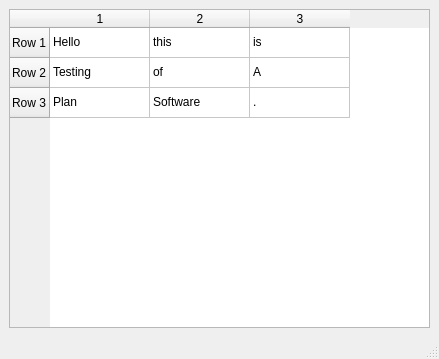
Above: AutoCADDB/planningtable.ui from DB-Netz-AutomatedPlanning/AutoPlan-QT before the change. Below: the same form after it.
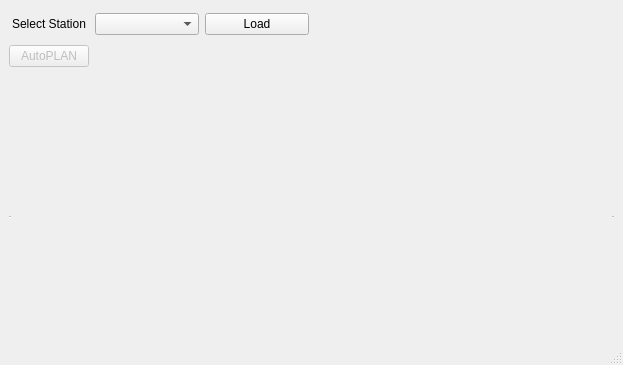
That is the form after the change.

What changed in the file:
```diff
--- a/AutoCADDB/planningtable.ui
+++ b/AutoCADDB/planningtable.ui
@@ -9,93 +9,131 @@
    <rect>
     <x>0</x>
     <y>0</y>
-    <width>439</width>
-    <height>359</height>
+    <width>623</width>
+    <height>365</height>
    </rect>
   </property>
   <property name="windowTitle">
    <string>Planning</string>
   </property>
   <widget class="QWidget" name="centralwidget">
-   <layout class="QGridLayout" name="gridLayout">
+   <layout class="QGridLayout" name="gridLayout_3">
     <item row="0" column="0">
-     <widget class="QTableWidget" name="tableWidget">
-      <row>
-       <property name="text">
-        <string>Row 1</string>
-       </property>
-      </row>
-      <row>
-       <property name="text">
-        <string>Row 2</string>
-       </property>
-      </row>
-      <row>
-       <property name="text">
-        <string>Row 3</string>
-       </property>
-      </row>
-      <column>
-       <property name="text">
-        <string>1</string>
-       </property>
-      </column>
-      <column>
-       <property name="text">
-        <string>2</string>
-       </property>
-      </column>
-      <column>
-       <property name="text">
-        <string>3</string>
-       </property>
-      </column>
+     <layout class="QGridLayout" name="gridLayout">
       <item row="0" column="0">
-       <property name="text">
-        <string>Hello</string>
-       </property>
+       <widget class="QLabel" name="lblSelectStation">
+        <property name="text">
+         <string>Select Station</string>
+        </property>
+        <property name="alignment">
+         <set>Qt::AlignCenter</set>
+        </property>
+       </widget>
       </item>
       <item row="0" column="1">
-       <property name="text">
-        <string>this</string>
-       </property>
+       <widget class="QComboBox" name="comboBoxStations"/>
       </item>
       <item row="0" column="2">
-       <property name="text">
-        <string>is</string>
-       </property>
+       <widget class="QPushButton" name="btnLoad">
+        <property name="enabled">
+         <bool>true</bool>
+        </property>
+        <property name="text">
+         <string>Load</string>
+        </property>
+       </widget>
       </item>
       <item row="1" column="0">
-       <property name="text">
-        <string>Testing</string>
-       </property>
+       <widget class="QPushButton" name="btnAutoPLAN">
+        <property name="enabled">
+         <bool>false</bool>
+        </property>
+        <property name="text">
+         <string>AutoPLAN</string>
+        </property>
+       </widget>
       </item>
-      <item row="1" column="1">
-       <property name="text">
-        <string>of</string>
-       </property>
+      <item row="1" column="1" colspan="2">
+       <spacer name="horizontalSpacer">
+        <property name="orientation">
+         <enum>Qt::Horizontal</enum>
+        </property>
+        <property name="sizeHint" stdset="0">
+         <size>
+          <width>214</width>
+          <height>17</height>
+         </size>
+        </property>
+       </spacer>
       </item>
-      <item row="1" column="2">
-       <property name="text">
-        <string>A</string>
-       </property>
+     </layout>
+    </item>
+    <item row="0" column="1">
+     <spacer name="horizontalSpacer_2">
+      <property name="orientation">
+       <enum>Qt::Horizontal</enum>
+      </property>
+      <property name="sizeHint" stdset="0">
+       <size>
+        <width>275</width>
+        <height>62</height>
+       </size>
+      </property>
+     </spacer>
+    </item>
+    <item row="1" column="0" colspan="2">
+     <layout class="QGridLayout" name="gridLayout_2">
+      <item row="0" column="0" colspan="2">
+       <widget class="QLabel" name="lblLocation">
+        <property name="enabled">
+         <bool>false</bool>
+        </property>
+        <property name="font">
+         <font>
+          <family>Segoe Script</family>
+          <pointsize>10</pointsize>
+          <weight>75</weight>
+          <bold>true</bold>
+         </font>
+        </property>
+        <property name="autoFillBackground">
+         <bool>false</bool>
+        </property>
+        <property name="text">
+         <string/>
+        </property>
+        <property name="alignment">
+         <set>Qt::AlignCenter</set>
+        </property>
+       </widget>
       </item>
-      <item row="2" column="0">
-       <property name="text">
-        <string>Plan</string>
-       </property>
+      <item row="1" column="0" colspan="2">
+       <widget class="QTableWidget" name="tableWidget">
+        <property name="enabled">
+         <bool>false</bool>
+        </property>
+        <property name="font">
+         <font>
+          <pointsize>8</pointsize>
+          <weight>75</weight>
+          <bold>true</bold>
+         </font>
+        </property>
+        <property name="frameShape">
+         <enum>QFrame::HLine</enum>
+        </property>
+        <property name="lineWidth">
+         <number>1</number>
+        </property>
+        <property name="gridStyle">
+         <enum>Qt::CustomDashLine</enum>
+        </property>
+        <property name="wordWrap">
+         <bool>true</bool>
+        </property>
+       </widget>
       </item>
-      <item row="2" column="1">
-       <property name="text">
-        <string>Software</string>
-       </property>
-      </item>
-      <item row="2" column="2">
-       <property name="text">
-        <string>.</string>
-       </property>
-      </item>
-     </widget>
+     </layout>
     </item>
    </layout>
   </widget>
```
Left out of the diff: 4 changed lines with no effect on the pictures.
